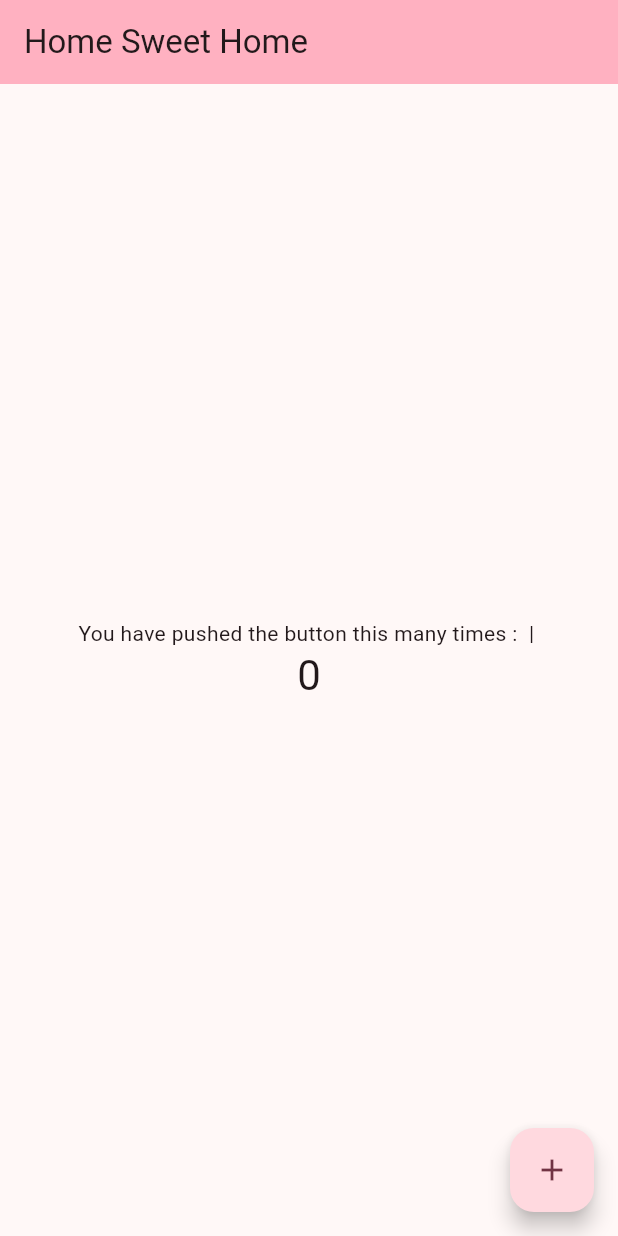
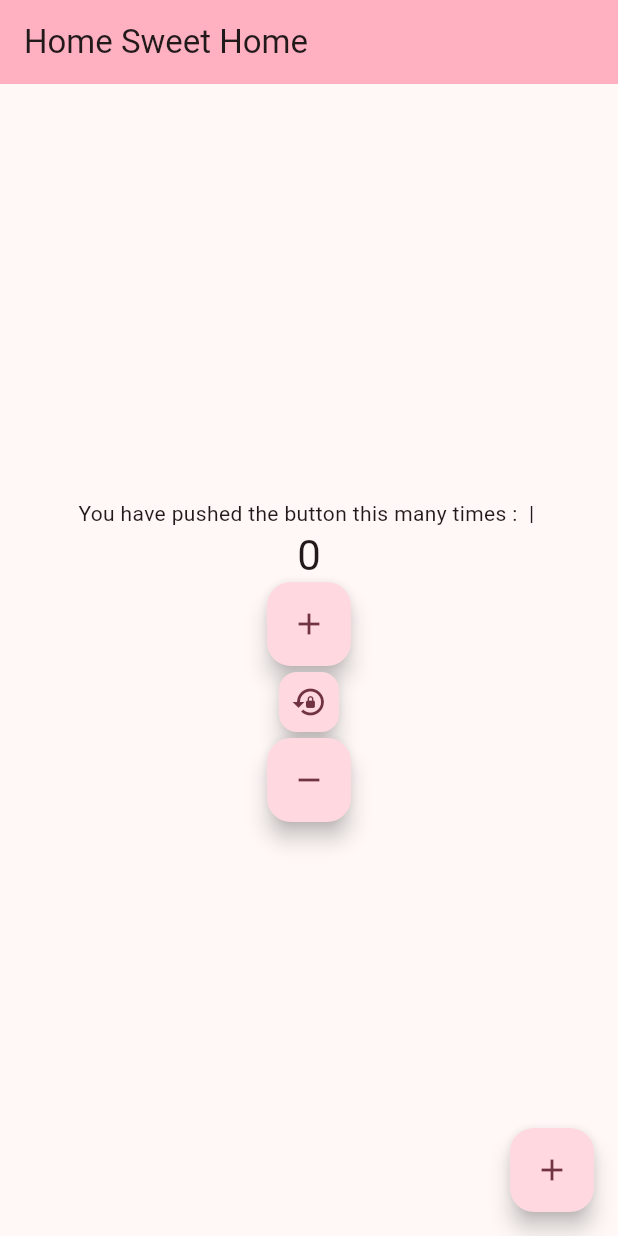
Before and after one commit to superT0f/kill-the-boss, a Flutter app: the screen it shows after launch, on a phone screen of 412 x 824 dp. Run offline on Flutter 3.47's test engine with Material 3 defaults, Android fonts, the phone set to English and light mode, and no system bars; missing offline and left inert: dart_random_choice.

```diff
--- a/lib/main.dart
+++ b/lib/main.dart
@@ -66,6 +66,11 @@ class MyHomePage extends StatefulWidget {
 class _MyHomePageState extends State<MyHomePage> {
   int _counter = 0;
 
+  void _decrementCounter() {
+    setState(() {
+      (_counter <= 0) ? _counter = 0 : _counter--;
+    });
+  }
   void _incrementCounter() {
     setState(() {
       // This call to setState tells the Flutter framework that something has
@@ -76,9 +81,18 @@ class _MyHomePageState extends State<MyHomePage> {
       _counter++;
     });
   }
+  void _resetCounter() {
+    setState(() {
+      _counter=0;
+    });
+  }
 
   @override
   Widget build(BuildContext context) {
+    var pushMsg = 'You have pushed the button this many times : ${getRandomUnicode()} | ${getRandomUnicode()}';
+    if (_counter == 42) {
+      pushMsg = "\u2665Victory\u2665 \\o/";
+    }
     // This method is rerun every time setState is called, for instance as done
     // by the _incrementCounter method above.
     //
@@ -99,28 +113,32 @@ class _MyHomePageState extends State<MyHomePage> {
         // Center is a layout widget. It takes a single child and positions it
         // in the middle of the parent.
         child: Column(
-          // Column is also a layout widget. It takes a list of children and
-          // arranges them vertically. By default, it sizes itself to fit its
-          // children horizontally, and tries to be as tall as its parent.
-          //
-          // Column has various properties to control how it sizes itself and
-          // how it positions its children. Here we use mainAxisAlignment to
-          // center the children vertically; the main axis here is the vertical
-          // axis because Columns are vertical (the cross axis would be
-          // horizontal).
-          //
-          // TRY THIS: Invoke "debug painting" (choose the "Toggle Debug Paint"
-          // action in the IDE, or press "p" in the console), to see the
-          // wireframe for each widget.
           mainAxisAlignment: MainAxisAlignment.center,
           children: <Widget>[
             Text(
-              'You have pushed the button this many times : ${getRandomUnicode()} | ${getRandomUnicode()}',
+              pushMsg
             ),
             Text(
               '$_counter',
               style: Theme.of(context).textTheme.headlineMedium,
             ),
+              FloatingActionButton(
+              onPressed: _incrementCounter,
+              tooltip: 'Increment ${getRandomUnicode()}',
+              child: const Icon(Icons.add),
+            ),
+            FloatingActionButton(
+              onPressed: _resetCounter,
+              tooltip: 'Reset ${getRandomUnicode()}',
+              mini: true,
+              child: const Icon(Icons.lock_reset),
+            ),
+              FloatingActionButton(
+              onPressed: _decrementCounter,
+              tooltip: 'Decrase ${getRandomUnicode()}',
+              child: const Icon(Icons.remove),
+            ),
+
           ],
         ),
       ),
@@ -128,7 +146,8 @@ class _MyHomePageState extends State<MyHomePage> {
         onPressed: _incrementCounter,
         tooltip: 'Increment ${getRandomUnicode()}',
         child: const Icon(Icons.add),
-      ), // This trailing comma makes auto-formatting nicer for build methods.
+      ),
+      // This trailing comma makes auto-formatting nicer for build methods.
     );
   }
 }
```
Also changed, not shown: 1 other file.
